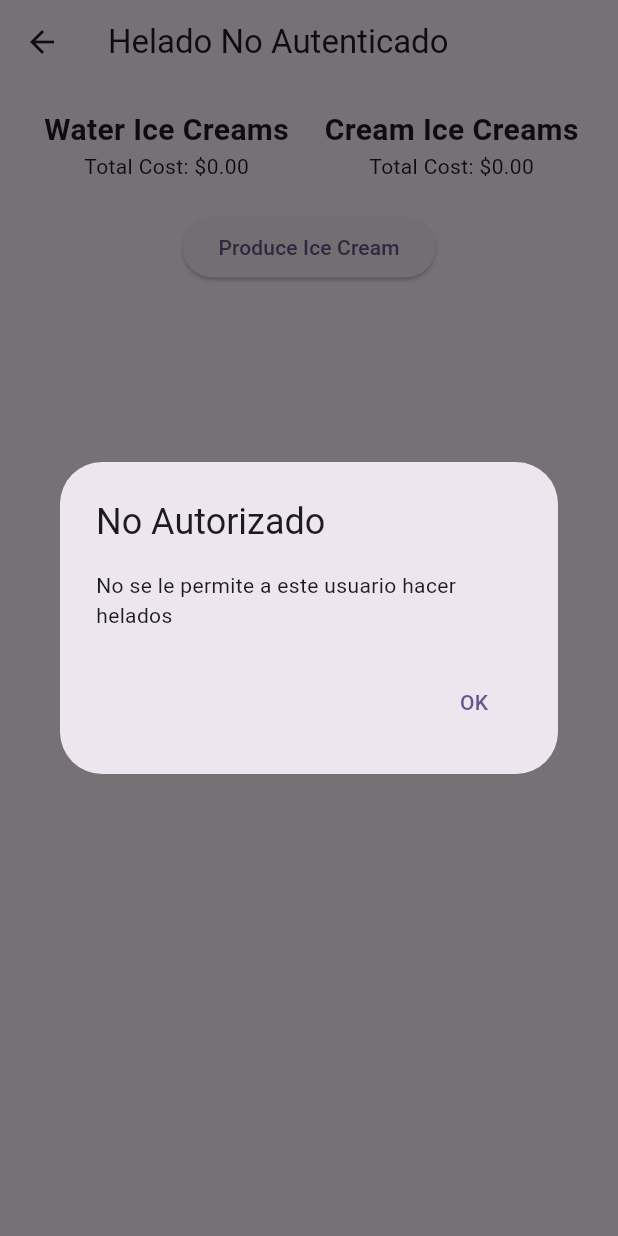
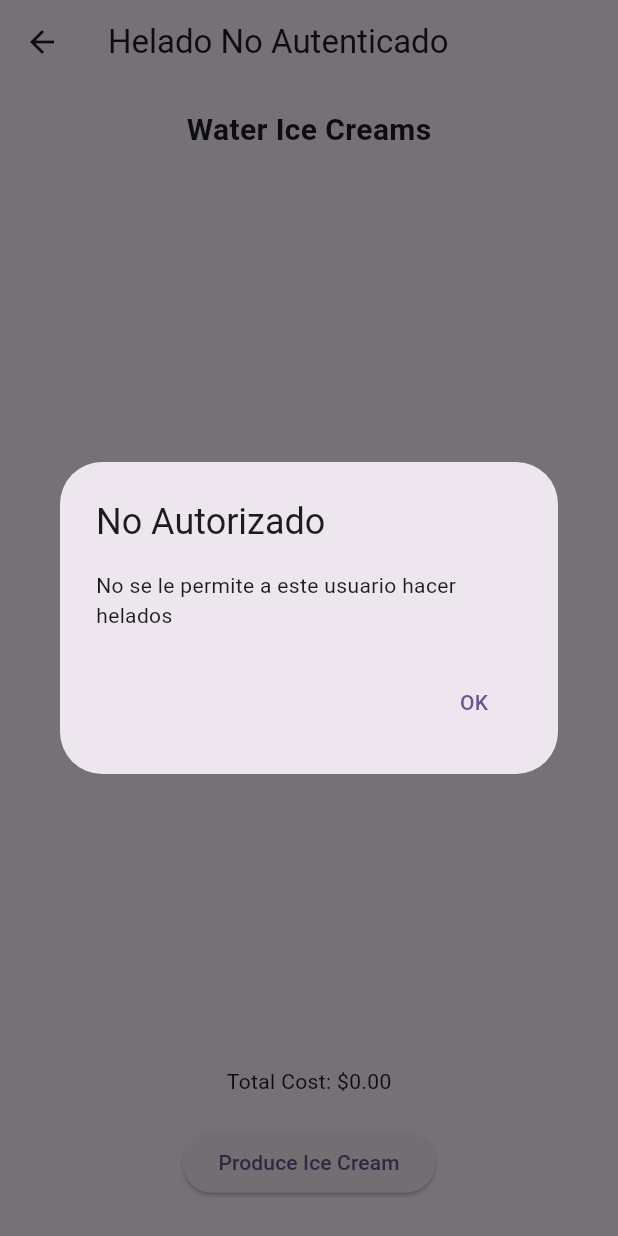
Before and after one commit to somosaleteo/pproxy, a Flutter app: the UnauthenticatedProxyPage screen opened directly, after a tap on "Produce Ice Cream", on a phone screen of 412 x 824 dp. Run offline on Flutter 3.47's test engine with Material 3 defaults, Android fonts, the phone set to English and light mode, and no system bars.

Commit message:
refactor: Before start the webinar

```diff
--- a/lib/bussines_logic/cream_ice_cream_machine.dart
+++ b/lib/bussines_logic/cream_ice_cream_machine.dart
@@ -8,7 +8,11 @@ class CreamIceCreamMachine {
   final List<MilkBasedIceCream> iceCreams;
 
   Future<MilkBasedIceCream> produceIceCream() async {
-    await Future<void>.delayed(Duration(seconds: 3 + Random().nextInt(4)));
+    await Future<void>.delayed(
+      Duration(
+        seconds: 1 + Random().nextInt(3),
+      ),
+    );
     return iceCreams[Random().nextInt(iceCreams.length)];
   }
 }
--- a/lib/bussines_logic/water_ice_cream_machine.dart
+++ b/lib/bussines_logic/water_ice_cream_machine.dart
@@ -10,7 +10,9 @@ class WaterIceCreamMachine {
   final List<WaterBasedIceCream> iceCreams;
 
   Future<WaterBasedIceCream> produceIceCream() async {
-    await Future.delayed(Duration(milliseconds: 100 + Random().nextInt(400)));
+    await Future<void>.delayed(
+      Duration(milliseconds: 100 + Random().nextInt(400)),
+    );
     return iceCreams[Random().nextInt(iceCreams.length)];
   }
 }
--- a/lib/ui/pages/unauthenticated_proxy_page.dart
+++ b/lib/ui/pages/unauthenticated_proxy_page.dart
@@ -3,10 +3,9 @@ import 'package:flutter/material.dart';
 import '../../bussines_logic/cream_ice_cream_machine.dart';
 import '../../bussines_logic/water_ice_cream_machine.dart';
 import '../../controllers/ice_cream_machine_proxy.dart';
-import '../../domain/interfaces/ice_cream_model.dart';
 import '../../domain/models/milk_based_ice_cream.dart';
 import '../../domain/models/water_based_ice_cream.dart';
-import '../widgets/helado_widget.dart';
+import '../widgets/ice_cream_production_widget.dart';
 
 class UnauthenticatedProxyPage extends StatefulWidget {
   const UnauthenticatedProxyPage({super.key});
@@ -17,6 +16,15 @@ class UnauthenticatedProxyPage extends StatefulWidget {
 }
 
 class _UnauthenticatedProxyPageState extends State<UnauthenticatedProxyPage> {
+  late IceCreamMachineProxy proxy;
+
+  @override
+  void initState() {
+    super.initState();
+    proxy = _createProxy(accessPermitted: false);
+  }
+
+  IceCreamMachineProxy _createProxy({required bool accessPermitted}) {
     final WaterIceCreamMachine waterMachine = WaterIceCreamMachine(
       iceCreams: <WaterBasedIceCream>[
         const WaterBasedIceCream('Strawberry Ice'),
@@ -31,62 +39,10 @@ class _UnauthenticatedProxyPageState extends State<UnauthenticatedProxyPage> {
       ],
     );
 
-  late IceCreamMachineProxy proxy;
-  final List<IceCreamModel> waterIceCreams = <IceCreamModel>[];
-  final List<IceCreamModel> creamIceCreams = <IceCreamModel>[];
-  double totalWaterCost = 0;
-  double totalCreamCost = 0;
-
-  @override
-  void initState() {
-    super.initState();
-    proxy = IceCreamMachineProxy(
+    return IceCreamMachineProxy(
       waterMachine: waterMachine,
       creamMachine: creamMachine,
-      accessPermitted: false,
-    );
-  }
-
-  Future<void> produceIceCream() async {
-    if (!proxy.accessPermitted) {
-      await _showNotAuthorizedAlert();
-      Navigator.pop(context);
-      return;
-    }
-    try {
-      final iceCream = await proxy.produceIceCream();
-      setState(() {
-        if (iceCream is WaterBasedIceCream) {
-          waterIceCreams.add(iceCream);
-          totalWaterCost += waterMachine.productionCost;
-        } else if (iceCream is MilkBasedIceCream) {
-          creamIceCreams.add(iceCream);
-          totalCreamCost += creamMachine.productionCost;
-        }
-      });
-    } catch (e) {
-      print(e);
-    }
-  }
-
-  Future<void> _showNotAuthorizedAlert() async {
-    return showDialog<void>(
-      context: context,
-      barrierDismissible: false,
-      builder: (BuildContext context) {
-        return AlertDialog(
-          title: const Text('No Autorizado'),
-          content: const Text('No se le permite a este usuario hacer helados'),
-          actions: <Widget>[
-            TextButton(
-              child: const Text('OK'),
-              onPressed: () {
-                Navigator.of(context).pop();
-              },
-            ),
-          ],
-        );
-      },
+      accessPermitted: accessPermitted,
     );
   }
 
@@ -98,59 +54,7 @@ class _UnauthenticatedProxyPageState extends State<UnauthenticatedProxyPage> {
       ),
       body: Padding(
         padding: const EdgeInsets.all(16.0),
-        child: Column(
-          children: [
-            Row(
-              children: [
-                Expanded(
-                  child: Column(
-                    children: [
-                      const Text(
-                        'Water Ice Creams',
-                        style: TextStyle(
-                          fontSize: 20,
-                          fontWeight: FontWeight.bold,
-                        ),
-                      ),
-                      ...waterIceCreams.map(
-                        (IceCreamModel iceCream) =>
-                            HeladoWidget(iceCream: iceCream),
-                      ),
-                      Text(
-                        'Total Cost: \$${totalWaterCost.toStringAsFixed(2)}',
-                      ),
-                    ],
-                  ),
-                ),
-                Expanded(
-                  child: Column(
-                    children: [
-                      const Text(
-                        'Cream Ice Creams',
-                        style: TextStyle(
-                          fontSize: 20,
-                          fontWeight: FontWeight.bold,
-                        ),
-                      ),
-                      ...creamIceCreams.map(
-                        (IceCreamModel iceCream) =>
-                            HeladoWidget(iceCream: iceCream),
-                      ),
-                      Text(
-                        'Total Cost: \$${totalCreamCost.toStringAsFixed(2)}',
-                      ),
-                    ],
-                  ),
-                ),
-              ],
-            ),
-            const SizedBox(height: 20),
-            ElevatedButton(
-              onPressed: produceIceCream,
-              child: const Text('Produce Ice Cream'),
-            ),
-          ],
-        ),
+        child: IceCreamProductionWidget(proxy: proxy),
       ),
     );
   }
--- /dev/null
+++ b/lib/ui/widgets/ice_cream_production_widget.dart
@@ -0,0 +1,170 @@
+import 'package:flutter/material.dart';
+
+import '../../controllers/ice_cream_machine_proxy.dart';
+import '../../domain/interfaces/ice_cream_model.dart';
+import '../../domain/models/milk_based_ice_cream.dart';
+import '../../domain/models/water_based_ice_cream.dart';
+import '../widgets/helado_widget.dart';
+import '../widgets/ice_cream_skeleton.dart';
+
+class IceCreamProductionWidget extends StatefulWidget {
+  const IceCreamProductionWidget({
+    required this.proxy,
+    super.key,
+  });
+  final IceCreamMachineProxy proxy;
+
+  @override
+  State<IceCreamProductionWidget> createState() =>
+      _IceCreamProductionWidgetState();
+}
+
+class _IceCreamProductionWidgetState extends State<IceCreamProductionWidget> {
+  final List<IceCreamModel> waterIceCreams = <IceCreamModel>[];
+  final List<IceCreamModel> creamIceCreams = <IceCreamModel>[];
+  double totalWaterCost = 0;
+  double totalCreamCost = 0;
+
+  Future<void> produceIceCream() async {
+    if (!widget.proxy.accessPermitted) {
+      await _showNotAuthorizedAlert();
+      if (mounted) {
+        Navigator.pop(context);
+      }
+      return;
+    }
+    setState(() {});
+    try {
+      final IceCreamModel iceCream = await widget.proxy.produceIceCream();
+      setState(() {
+        if (iceCream is WaterBasedIceCream) {
+          waterIceCreams.add(iceCream);
+          totalWaterCost += widget.proxy.waterMachine.productionCost;
+        } else if (iceCream is MilkBasedIceCream) {
+          creamIceCreams.add(iceCream);
+          totalCreamCost += widget.proxy.creamMachine.productionCost;
+        }
+      });
+    } catch (e) {
+      debugPrint(e.toString());
+      await _showNotAuthorizedAlert();
+      if (mounted) {
+        Navigator.pop(context);
+      }
+      return;
+    }
+  }
+
+  Future<void> _showNotAuthorizedAlert() async {
+    return showDialog<void>(
+      context: context,
+      barrierDismissible: false,
+      builder: (BuildContext context) {
+        return AlertDialog(
+          title: const Text('No Autorizado'),
+          content: const Text('No se le permite a este usuario hacer helados'),
+          actions: <Widget>[
+            TextButton(
+              child: const Text('OK'),
+              onPressed: () {
+                Navigator.of(context).pop();
+              },
+            ),
+          ],
+        );
+      },
+    );
+  }
+
+  @override
+  Widget build(BuildContext context) {
+    final Size size = MediaQuery.of(context).size;
+    final int waterIceCreamsInProduction = widget.proxy.productionQueue
+        .whereType<Future<WaterBasedIceCream>>()
+        .length;
+    final int creamIceCreamsInProduction = widget.proxy.productionQueue
+        .whereType<Future<MilkBasedIceCream>>()
+        .length;
+    const int crossAxisCount = 12;
+    const double spacing = 2.5;
+
+    return Column(
+      children: <Widget>[
+        SizedBox(
+          height: size.height * 0.8,
+          width: size.width,
+          child: Column(
+            children: <Widget>[
+              const Text(
+                'Water Ice Creams',
+                style: TextStyle(
+                  fontSize: 20,
+                  fontWeight: FontWeight.bold,
+                ),
+              ),
+              Expanded(
+                child: GridView.builder(
+                  gridDelegate: const SliverGridDelegateWithFixedCrossAxisCount(
+                    crossAxisCount: crossAxisCount,
+                    crossAxisSpacing: spacing,
+                    mainAxisSpacing: spacing,
+                  ),
+                  itemCount: waterIceCreams.length + waterIceCreamsInProduction,
+                  itemBuilder: (BuildContext context, int index) {
+                    if (index < waterIceCreams.length) {
+                      return FittedBox(
+                        fit: BoxFit.fitHeight,
+                        child: HeladoWidget(iceCream: waterIceCreams[index]),
+                      );
+                    } else {
+                      return const IceCreamSkeleton();
+                    }
+                  },
+                ),
+              ),
+              Text(
+                'Total Cost: \$${totalWaterCost.toStringAsFixed(2)}',
+              ),
+              const SizedBox(height: 20),
+              const Text(
+                'Cream Ice Creams',
+                style: TextStyle(
+                  fontSize: 20,
+                  fontWeight: FontWeight.bold,
+                ),
+              ),
+              Expanded(
+                child: GridView.builder(
+                  gridDelegate: const SliverGridDelegateWithFixedCrossAxisCount(
+                    crossAxisCount: crossAxisCount,
+                    crossAxisSpacing: spacing,
+                    mainAxisSpacing: spacing,
+                  ),
+                  itemCount: creamIceCreams.length + creamIceCreamsInProduction,
+                  itemBuilder: (BuildContext context, int index) {
+                    if (index < creamIceCreams.length) {
+                      return FittedBox(
+                        fit: BoxFit.fitHeight,
+                        child: HeladoWidget(iceCream: creamIceCreams[index]),
+                      );
+                    } else {
+                      return const IceCreamSkeleton();
+                    }
+                  },
+                ),
+              ),
+              Text(
+                'Total Cost: \$${totalCreamCost.toStringAsFixed(2)}',
+              ),
+            ],
+          ),
+        ),
+        const SizedBox(height: 20),
+        ElevatedButton(
+          onPressed: produceIceCream,
+          child: const Text('Produce Ice Cream'),
+        ),
+      ],
+    );
+  }
+}
```
Also changed, not shown: lib/controllers/ice_cream_machine_proxy.dart (+14 -13 lines), lib/ui/pages/ice_cream_page.dart (+14 -82 lines), lib/ui/widgets/helado_widget.dart (+8 -6 lines), lib/ui/widgets/ice_cream_skeleton.dart (added, +19 -0 lines). Lines whose indentation alone changed are shown as unchanged.
